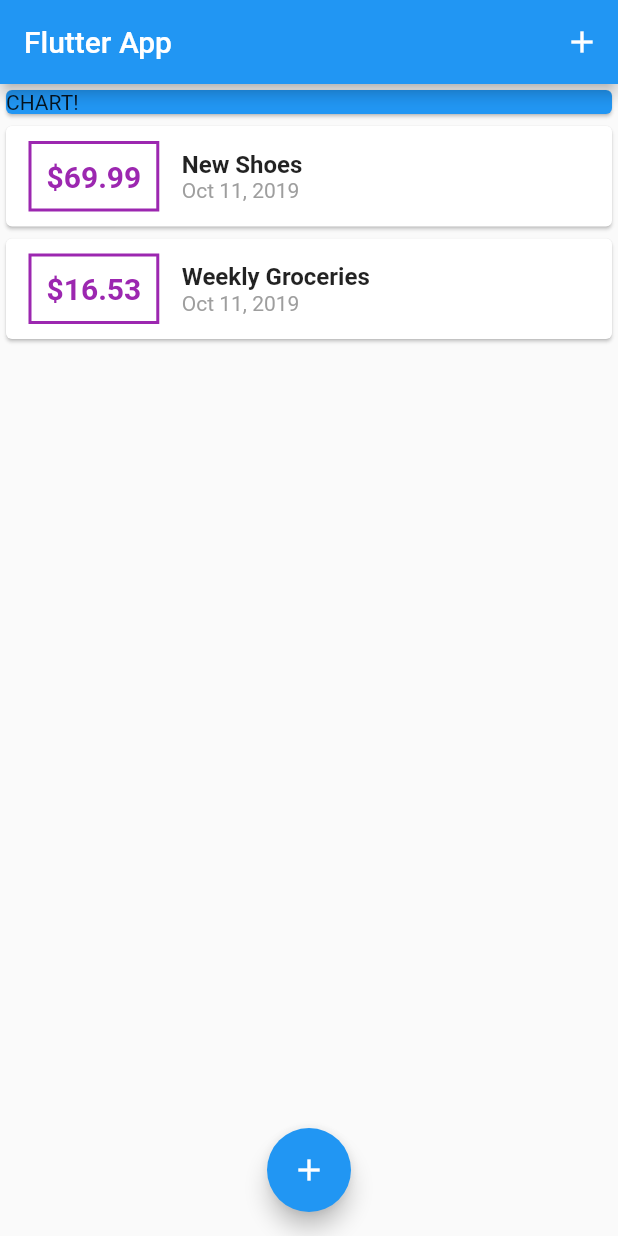
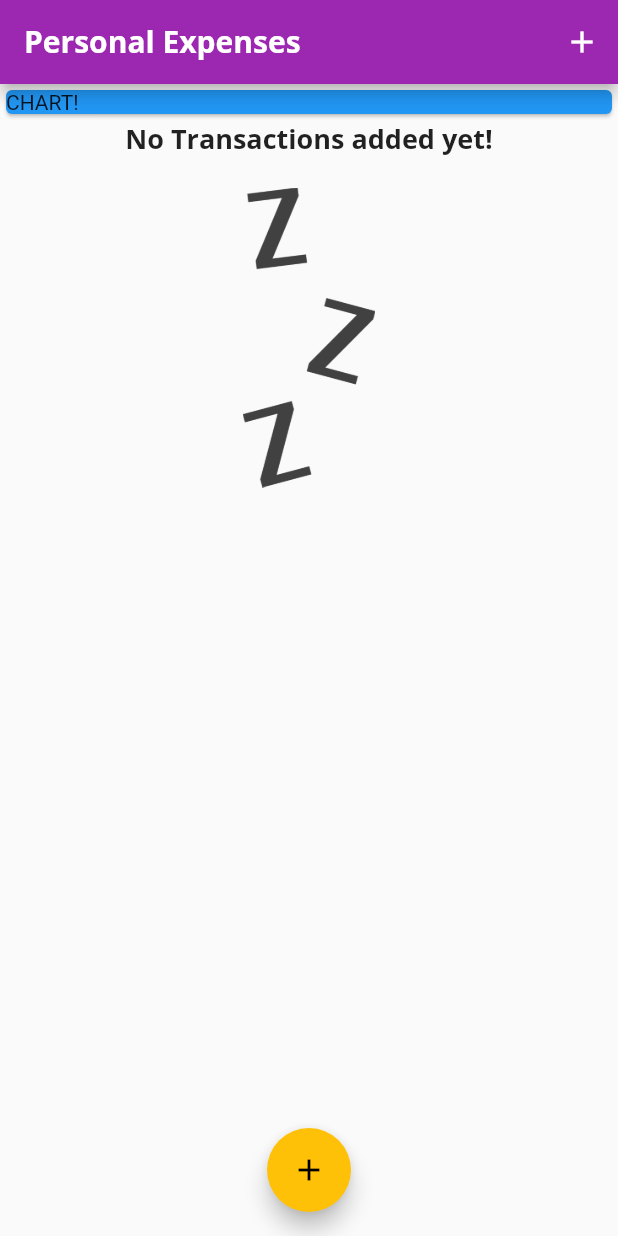
Before and after one commit to jaimealv994/personal-expenses-app, a Flutter app: the screen it shows after launch, on a phone screen of 412 x 824 dp. Run offline on Flutter 3.47's test engine with Material 2 defaults, Android fonts, the phone set to English and light mode, and no system bars.

Commit message:
added fonts and styles

```diff
--- a/lib/main.dart
+++ b/lib/main.dart
@@ -11,9 +11,26 @@ class MyApp extends StatelessWidget {
   @override
   Widget build(BuildContext context) {
     return MaterialApp(
-      title: 'Flutter App',
+      title: 'Personal Expenses',
       theme: ThemeData(
-        primarySwatch: Colors.blue,
+        primarySwatch: Colors.purple,
+        accentColor: Colors.amber,
+        fontFamily: "Quicksand",
+        textTheme: ThemeData.light().textTheme.copyWith(
+              title: TextStyle(
+                fontFamily: 'OpenSans',
+                fontWeight: FontWeight.bold,
+                fontSize: 18,
+              ),
+            ),
+        appBarTheme: AppBarTheme(
+          textTheme: ThemeData.light().textTheme.copyWith(
+                title: TextStyle(
+                    fontFamily: 'OpenSans',
+                    fontSize: 20,
+                    fontWeight: FontWeight.bold),
+              ),
+        ),
       ),
       home: MyHomePage(),
     );
@@ -27,13 +44,13 @@ class MyHomePage extends StatefulWidget {
 
 class _MyHomePageState extends State<MyHomePage> {
   final List<Transaction> _userTransactions = [
-    Transaction(
+   /* Transaction(
         id: "t1", title: "New Shoes", amount: 69.99, date: DateTime.now()),
     Transaction(
         id: "t1",
         title: "Weekly Groceries",
         amount: 16.53,
-        date: DateTime.now())
+        date: DateTime.now())*/
   ];
 
   void _addNewTransaction(String title, double amount) {
@@ -63,7 +80,9 @@ class _MyHomePageState extends State<MyHomePage> {
   Widget build(BuildContext context) {
     return Scaffold(
       appBar: AppBar(
-        title: Text("Flutter App"),
+        title: Text(
+          "Personal Expenses",
+        ),
         actions: <Widget>[
           IconButton(
             icon: Icon(Icons.add),
--- a/lib/widgets/transaction_list.dart
+++ b/lib/widgets/transaction_list.dart
@@ -11,7 +11,26 @@ class TransactionList extends StatelessWidget {
   Widget build(BuildContext context) {
     return Container(
       height: 300,
-      child: ListView.builder(
+      child: transactions.isEmpty
+          ? Column(
+              children: <Widget>[
+                Text(
+                  'No Transactions added yet!',
+                  style: Theme.of(context).textTheme.title,
+                ),
+                SizedBox(
+                  height: 20,
+                ),
+                Container(
+                  height: 200,
+                  child: Image.asset(
+                    "assets/images/waiting.png",
+                    fit: BoxFit.cover,
+                  ),
+                )
+              ],
+            )
+          : ListView.builder(
               itemCount: transactions.length,
               itemBuilder: (ctx, index) {
                 final tx = transactions[index];
@@ -20,14 +39,17 @@ class TransactionList extends StatelessWidget {
                     children: <Widget>[
                       Container(
                         padding: EdgeInsets.all(10),
-                    margin: EdgeInsets.symmetric(vertical: 10, horizontal: 15),
+                        margin:
+                            EdgeInsets.symmetric(vertical: 10, horizontal: 15),
                         decoration: BoxDecoration(
-                      border: Border.all(color: Colors.purple, width: 2),
+                          border: Border.all(
+                              color: Theme.of(context).primaryColorDark,
+                              width: 2),
                         ),
                         child: Text(
                           "\$${tx.amount.toStringAsFixed(2)}",
                           style: TextStyle(
-                          color: Colors.purple,
+                              color: Theme.of(context).primaryColor,
                               fontWeight: FontWeight.bold,
                               fontSize: 20),
                         ),
@@ -37,8 +59,7 @@ class TransactionList extends StatelessWidget {
                         children: <Widget>[
                           Text(
                             tx.title,
-                        style: TextStyle(
-                            fontWeight: FontWeight.bold, fontSize: 16),
+                            style: Theme.of(context).textTheme.title,
                           ),
                           Text(
                             DateFormat.yMMMd().format(tx.date),
```
Also changed, not shown: lib/widgets/chart.dart (added, +39 -0 lines), pubspec.yaml (+15 -0 lines), assets/fonts/OpenSans-Bold.ttf (added), assets/fonts/OpenSans-Regular.ttf (added), assets/fonts/Quicksand-Bold.ttf (added), assets/fonts/Quicksand-Light.ttf (added), assets/fonts/Quicksand-Medium.ttf (added), assets/fonts/Quicksand-Regular.ttf (added), assets/images/waiting.png (added), pubspec.lock. Lines whose indentation alone changed are shown as unchanged.
